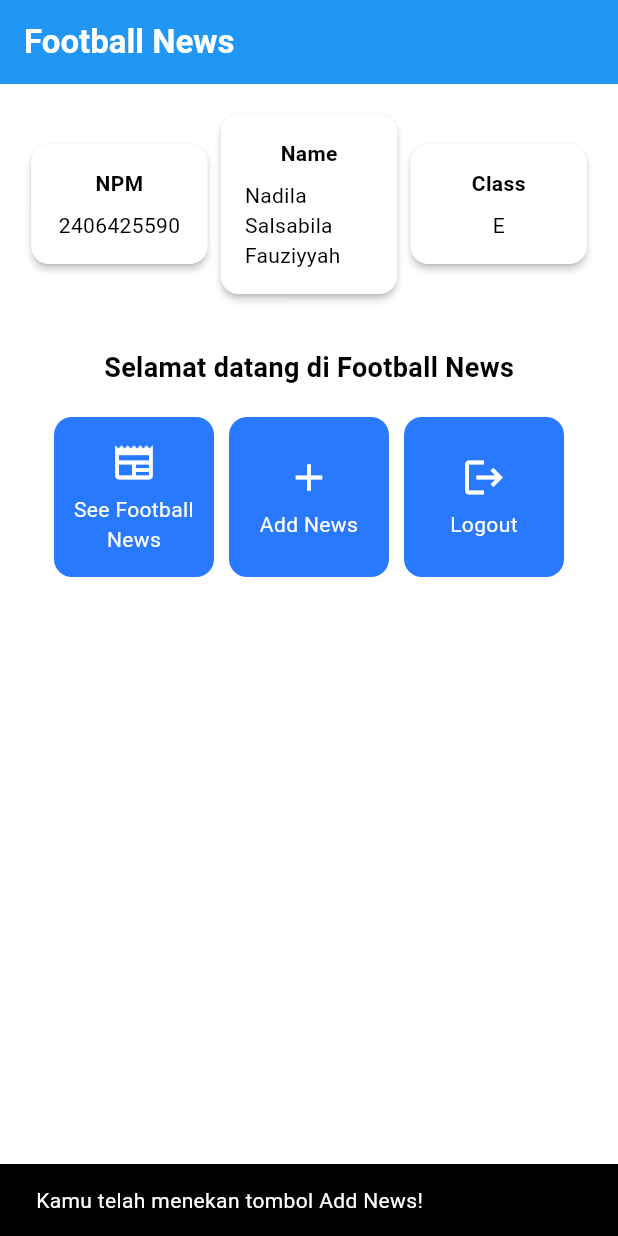
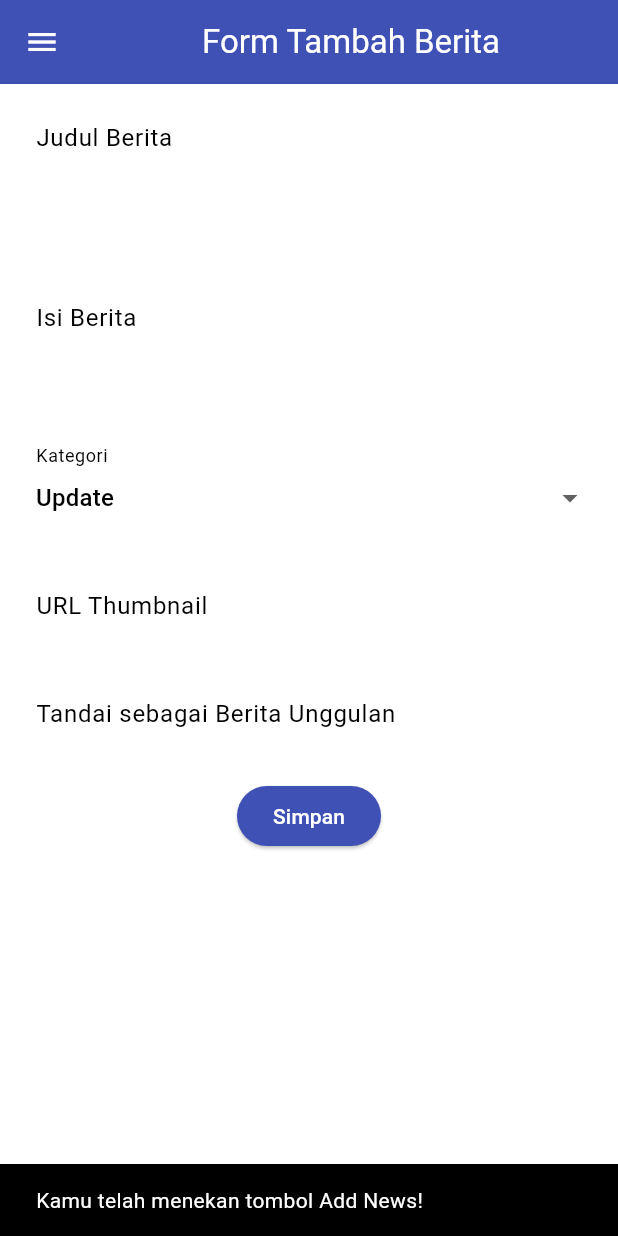
Before and after one commit to nadilasl/football-news-mobile, a Flutter app: the screen it shows after launch, after a tap on "Add News", on a phone screen of 412 x 824 dp. Run offline on Flutter 3.47's test engine with Material 3 defaults, Android fonts, the phone set to English and light mode, and no system bars.

Commit message:
tutorial 7 selesai

```diff
--- a/football_news/lib/main.dart
+++ b/football_news/lib/main.dart
@@ -1,4 +1,4 @@
-import 'package:football_news/menu.dart';
+import 'package:football_news/screens/menu.dart';
 import 'package:flutter/material.dart';
 
 
--- a/football_news/lib/menu.dart
+++ b/football_news/lib/screens/menu.dart
@@ -1,4 +1,7 @@
 import 'package:flutter/material.dart';
+import 'package:football_news/widgets/left_drawer.dart';
+import 'package:football_news/screens/newslist_form.dart';
+import 'package:football_news/widgets/news_card.dart';
 
 class MyHomePage extends StatelessWidget {
   MyHomePage({super.key});
@@ -16,17 +19,12 @@ class MyHomePage extends StatelessWidget {
         // Judul aplikasi "Football News" dengan teks putih dan tebal.
         title: const Text(
           'Football News',
-          style: TextStyle(
-            color: Colors.white,
-            fontWeight: FontWeight.bold,
-          ),
+          style: TextStyle(color: Colors.white, fontWeight: FontWeight.bold),
         ),
         // Warna latar belakang AppBar diambil dari skema warna tema aplikasi.
-        backgroundColor: Theme
-            .of(context)
-            .colorScheme
-            .primary,
+        backgroundColor: Theme.of(context).colorScheme.primary,
       ),
+      drawer: LeftDrawer(),
       // Body halaman dengan padding di sekelilingnya.
       body: Padding(
         padding: const EdgeInsets.all(16.0),
@@ -51,7 +49,6 @@ class MyHomePage extends StatelessWidget {
             Center(
               child: Column(
                 // Menyusun teks dan grid item secara vertikal.
-
                 children: [
                   // Menampilkan teks sambutan dengan gaya tebal dan ukuran 18.
                   const Padding(
@@ -90,17 +87,17 @@ class MyHomePage extends StatelessWidget {
   }
 
   final List<ItemHomepage> items = [
-    ItemHomepage("See Football News", Icons.newspaper),
-    ItemHomepage("Add News", Icons.add),
-    ItemHomepage("Logout", Icons.logout),
+    ItemHomepage(name: "See Football News", icon: Icons.newspaper),
+    ItemHomepage(name: "Add News", icon: Icons.add),
+    ItemHomepage(name: "Logout", icon: Icons.logout),
   ];
 }
 
 class InfoCard extends StatelessWidget {
   // Kartu informasi yang menampilkan title dan content.
 
-  final String title;  // Judul kartu.
-  final String content;  // Isi kartu.
+  final String title; // Judul kartu.
+  final String content; // Isi kartu.
 
   const InfoCard({super.key, required this.title, required this.content});
 
@@ -111,15 +108,14 @@ class InfoCard extends StatelessWidget {
       elevation: 2.0,
       child: Container(
         // Mengatur ukuran dan jarak di dalam kartu.
-        width: MediaQuery.of(context).size.width / 3.5, // menyesuaikan dengan lebar device yang digunakan.
+        width:
+            MediaQuery.of(context).size.width /
+            3.5, // menyesuaikan dengan lebar device yang digunakan.
         padding: const EdgeInsets.all(16.0),
         // Menyusun title dan content secara vertikal.
         child: Column(
           children: [
-            Text(
-              title,
-              style: const TextStyle(fontWeight: FontWeight.bold),
-            ),
+            Text(title, style: const TextStyle(fontWeight: FontWeight.bold)),
             const SizedBox(height: 8.0),
             Text(content),
           ],
@@ -128,64 +124,3 @@ class InfoCard extends StatelessWidget {
     );
   }
 }
-
-class ItemHomepage {
-  final String name;
-  final IconData icon;
-
-  ItemHomepage(this.name, this.icon);
-}
-
-class ItemCard extends StatelessWidget {
-  // Menampilkan kartu dengan ikon dan nama.
-
-  final ItemHomepage item;
-
-  const ItemCard(this.item, {super.key});
-
-  @override
-  Widget build(BuildContext context) {
-    return Material(
-      // Menentukan warna latar belakang dari tema aplikasi.
-      color: Theme.of(context).colorScheme.secondary,
-      // Membuat sudut kartu melengkung.
-      borderRadius: BorderRadius.circular(12),
-
-      child: InkWell(
-        // Aksi ketika kartu ditekan.
-        onTap: () {
-          // Menampilkan pesan SnackBar saat kartu ditekan.
-          ScaffoldMessenger.of(context)
-            ..hideCurrentSnackBar()
-            ..showSnackBar(
-                SnackBar(content: Text("Kamu telah menekan tombol ${item.name}!"))
-            );
-        },
-        // Container untuk menyimpan Icon dan Text
-        child: Container(
-          padding: const EdgeInsets.all(8),
-          child: Center(
-            child: Column(
-              // Menyusun ikon dan teks di tengah kartu.
-              mainAxisAlignment: MainAxisAlignment.center,
-              children: [
-                Icon(
-                  item.icon,
-                  color: Colors.white,
-                  size: 30.0,
-                ),
-                const Padding(padding: EdgeInsets.all(3)),
-                Text(
-                  item.name,
-                  textAlign: TextAlign.center,
-                  style: const TextStyle(color: Colors.white),
-                ),
-              ],
-            ),
-          ),
-        ),
-      ),
-    );
-  }
-
-}
--- /dev/null
+++ b/football_news/lib/screens/newslist_form.dart
@@ -0,0 +1,213 @@
+import 'package:flutter/material.dart';
+import 'package:football_news/widgets/left_drawer.dart';
+
+class NewsFormPage extends StatefulWidget {
+    const NewsFormPage({super.key});
+
+    @override
+    State<NewsFormPage> createState() => _NewsFormPageState();
+}
+
+class _NewsFormPageState extends State<NewsFormPage> {
+  final _formKey = GlobalKey<FormState>();
+  String _title = "";
+  String _content = "";
+  String _category = "update"; // default
+  String _thumbnail = "";
+  bool _isFeatured = false; // default
+
+  final List<String> _categories = [
+    'transfer',
+    'update',
+    'exclusive',
+    'match',
+    'rumor',
+    'analysis',
+  ];
+    @override
+    Widget build(BuildContext context) {
+        return Scaffold(
+          appBar: AppBar(
+            title: const Center(
+              child: Text(
+                'Form Tambah Berita',
+              ),
+            ),
+            backgroundColor: Colors.indigo,
+            foregroundColor: Colors.white,
+          ),
+          drawer: LeftDrawer(),
+          body: Form(
+            key: _formKey,
+            child: SingleChildScrollView(
+              child: Column(
+                crossAxisAlignment: CrossAxisAlignment.start,
+            children:[
+              // === Title ===
+              Padding(
+                padding: const EdgeInsets.all(8.0),
+                child: TextFormField(
+                  decoration: InputDecoration(
+                    hintText: "Judul Berita",
+                    labelText: "Judul Berita",
+                    border: OutlineInputBorder(
+                      borderRadius: BorderRadius.circular(5.0),
+                    ),
+                  ),
+                  onChanged: (String? value) {
+                    setState(() {
+                      _title = value!;
+                    });
+                  },
+                  validator: (String? value) {
+                    if (value == null || value.isEmpty) {
+                      return "Judul tidak boleh kosong!";
+                    }
+                    return null;
+                  },
+                ),
+              ),
+              // === Content ===
+              Padding(
+                padding: const EdgeInsets.all(8.0),
+                child: TextFormField(
+                  maxLines: 5,
+                  decoration: InputDecoration(
+                    hintText: "Isi Berita",
+                    labelText: "Isi Berita",
+                    border: OutlineInputBorder(
+                      borderRadius: BorderRadius.circular(5.0),
+                    ),
+                  ),
+                  onChanged: (String? value) {
+                    setState(() {
+                      _content = value!;
+                    });
+                  },
+                  validator: (String? value) {
+                    if (value == null || value.isEmpty) {
+                      return "Isi berita tidak boleh kosong!";
+                    }
+                    return null;
+                  },
+                ),
+              ),
+
+              // === Category ===
+              Padding(
+                padding: const EdgeInsets.all(8.0),
+                child: DropdownButtonFormField<String>(
+                  decoration: InputDecoration(
+                    labelText: "Kategori",
+                    border: OutlineInputBorder(
+                      borderRadius: BorderRadius.circular(5.0),
+                    ),
+                  ),
+                  value: _category,
+                  items: _categories
+                      .map((cat) => DropdownMenuItem(
+                            value: cat,
+                            child: Text(
+                                cat[0].toUpperCase() + cat.substring(1)),
+                          ))
+                      .toList(),
+                  onChanged: (String? newValue) {
+                    setState(() {
+                      _category = newValue!;
+                    });
+                  },
+                ),
+              ),
+
+              // === Thumbnail URL ===
+              Padding(
+                padding: const EdgeInsets.all(8.0),
+                child: TextFormField(
+                  decoration: InputDecoration(
+                    hintText: "URL Thumbnail (opsional)",
+                    labelText: "URL Thumbnail",
+                    border: OutlineInputBorder(
+                      borderRadius: BorderRadius.circular(5.0),
+                    ),
+                  ),
+                  onChanged: (String? value) {
+                    setState(() {
+                      _thumbnail = value!;
+                    });
+                  },
+                ),
+              ),
+
+              // === Is Featured ===
+              Padding(
+                padding: const EdgeInsets.all(8.0),
+                child: SwitchListTile(
+                  title: const Text("Tandai sebagai Berita Unggulan"),
+                  value: _isFeatured,
+                  onChanged: (bool value) {
+                    setState(() {
+                      _isFeatured = value;
+                    });
+                  },
+                ),
+              ),
+                // === Tombol Simpan ===
+              Align(
+                alignment: Alignment.bottomCenter,
+                child: Padding(
+                  padding: const EdgeInsets.all(8.0),
+                  child: ElevatedButton(
+                    style: ButtonStyle(
+                      backgroundColor:
+                          MaterialStateProperty.all(Colors.indigo),
+                    ),
+                    onPressed: () {
+                      if (_formKey.currentState!.validate()) {
+                        showDialog(
+                          context: context,
+                          builder: (context) {
+                            return AlertDialog(
+                              title: const Text('Berita berhasil disimpan!'),
+                              content: SingleChildScrollView(
+                                child: Column(
+                                  crossAxisAlignment:
+                                      CrossAxisAlignment.start,
+                                  children: [
+                                    Text('Judul: $_title'),
+                                    Text('Isi: $_content'),
+                                    Text('Kategori: $_category'),
+                                    Text('Thumbnail: $_thumbnail'),
+                                    Text(
+                                        'Unggulan: ${_isFeatured ? "Ya" : "Tidak"}'),
+                                  ],
+                                ),
+                              ),
+                              actions: [
+                                TextButton(
+                                  child: const Text('OK'),
+                                  onPressed: () {
+                                    Navigator.pop(context);
+                                  },
+                                ),
+                              ],
+                            );
+                          },
+                        );
+                        _formKey.currentState!.reset();
+                      }
+                    },
+                    child: const Text(
+                      "Simpan",
+                      style: TextStyle(color: Colors.white),
+                    ),
+                  ),
+                ),
+              ),
+            ],
+            ),
+          ),
+
+          ),
+        );
+    }
+}
--- /dev/null
+++ b/football_news/lib/widgets/left_drawer.dart
@@ -0,0 +1,77 @@
+import 'package:flutter/material.dart';
+import 'package:football_news/screens/menu.dart';
+import 'package:football_news/screens/newslist_form.dart';
+import 'package:flutter/material.dart';
+
+class LeftDrawer extends StatelessWidget {
+  const LeftDrawer({super.key});
+
+  @override
+  Widget build(BuildContext context) {
+    return Drawer(
+      child: ListView(
+        children: [
+          const DrawerHeader(
+            decoration: BoxDecoration(color: Colors.blue),
+            child: Column(
+              children: [
+                Text(
+                  'Football News',
+                  textAlign: TextAlign.center,
+                  style: TextStyle(
+                    fontSize: 30,
+                    fontWeight: FontWeight.bold,
+                    color: Colors.white,
+                  ),
+                ),
+                Padding(padding: EdgeInsets.all(10)),
+                Text(
+                  "Seluruh berita sepak bola terkini di sini!",
+                  textAlign: TextAlign.center,
+                  style: TextStyle(
+                    fontSize: 15,
+                    color: Colors.white,
+                    fontWeight: FontWeight.normal,
+                  ),
+                ),
+              ],
+            ),
+          ),
+          ListTile(
+            leading: const Icon(Icons.home_outlined),
+            title: const Text('Home'),
+            // Bagian redirection ke MyHomePage
+            onTap: () {
+              Navigator.pushReplacement(
+                context,
+                MaterialPageRoute(builder: (context) => MyHomePage()),
+              );
+            },
+          ),
+          ListTile(
+            leading: const Icon(Icons.post_add),
+            title: const Text('Add News'),
+            // Bagian redirection ke NewsFormPage
+            onTap: () {
+              Navigator.pushReplacement(
+                context,
+                MaterialPageRoute(builder: (context) => NewsFormPage()),
+              );
+            },
+          ),
+          // Buat ListTile baru untuk ke halaman melihat news
+          // ListTile(
+          //   leading: const Icon(Icons.newspaper),
+          //   title: const Text('View News'),
+          //   onTap: () {
+          //     Navigator.pushReplacement(
+          //       context,
+          //       MaterialPageRoute(builder: (context) => NewsListPage()),
+          //     );
+          //   },
+          // ),
+        ],
+      ),
+    );
+  }
+}
--- /dev/null
+++ b/football_news/lib/widgets/news_card.dart
@@ -0,0 +1,70 @@
+import 'package:flutter/material.dart';
+import 'package:football_news/screens/newslist_form.dart';
+
+class ItemHomepage {
+  final String name;
+  final IconData icon;
+
+  const ItemHomepage({
+    required this.name,
+    required this.icon,
+  });
+}
+
+class ItemCard extends StatelessWidget {
+  // Menampilkan kartu dengan ikon dan nama.
+  final ItemHomepage item;
+
+  const ItemCard(this.item, {super.key});
+
+  @override
+  Widget build(BuildContext context) {
+    return Material(
+      // Menentukan warna latar belakang dari tema aplikasi.
+      color: Theme.of(context).colorScheme.secondary,
+      // Membuat sudut kartu melengkung.
+      borderRadius: BorderRadius.circular(12),
+
+      child: InkWell(
+        // Aksi ketika kartu ditekan.
+        onTap: () {
+          // Menampilkan pesan SnackBar saat kartu ditekan.
+          ScaffoldMessenger.of(context)
+            ..hideCurrentSnackBar()
+            ..showSnackBar(
+                SnackBar(content: Text("Kamu telah menekan tombol ${item.name}!"))
+            );
+
+          // Navigate ke route yang sesuai (tergantung jenis tombol)
+          if (item.name == "Add News") {
+            Navigator.push(context, MaterialPageRoute(builder: (context) => NewsFormPage()));
+          }
+        },
+        // Container untuk menyimpan Icon dan Text
+        child: Container(
+          padding: const EdgeInsets.all(8),
+          child: Center(
+            child: Column(
+              // Menyusun ikon dan teks di tengah kartu.
+              mainAxisAlignment: MainAxisAlignment.center,
+              children: [
+                Icon(
+                  item.icon,
+                  color: Colors.white,
+                  size: 30.0,
+                ),
+                const Padding(padding: EdgeInsets.all(3)),
+                Text(
+                  item.name,
+                  textAlign: TextAlign.center,
+                  style: const TextStyle(color: Colors.white),
+                ),
+              ],
+            ),
+          ),
+        ),
+      ),
+    );
+  }
+
+}
```
